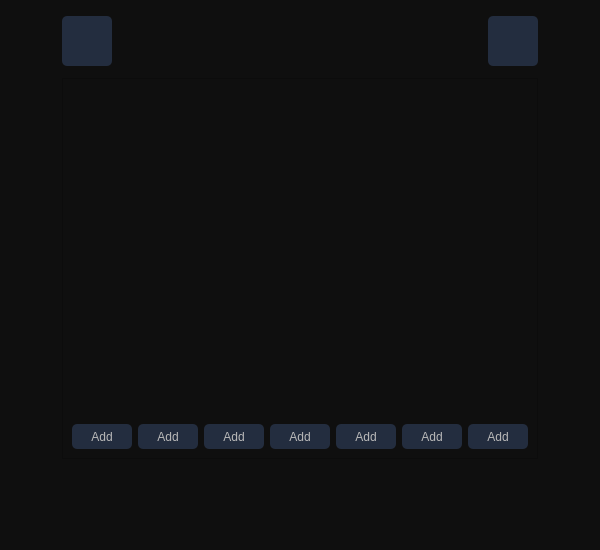
Qt form forms/Connect4.ui (SayedReda1/TicTacToeGames) before a commit.
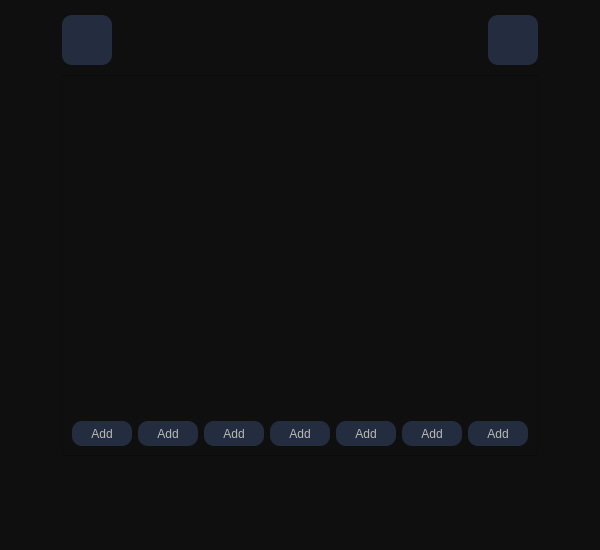
The same form after that commit. Icons and pictures are not drawn.

```diff
--- a/forms/Connect4.ui
+++ b/forms/Connect4.ui
@@ -22,8 +22,7 @@
 }
 QPushButton {
 	color: rgb(185, 185, 185);
-	border-radius: 5px;
-	
+	border-radius: 10px;
 	background-color: #232D3F;
 }
 
@@ -33,7 +32,6 @@
 
 QLabel {
 	color: rgb(209, 209, 209);
-	font: 12pt &quot;Comic Sans MS&quot;;
 }</string>
   </property>
   <layout class="QGridLayout" name="gridLayout_2" rowstretch="3,0,0,1,0,2">
@@ -1332,6 +1330,13 @@
    </item>
    <item row="4" column="6" colspan="2">
     <widget class="QLabel" name="player2Label">
+     <property name="font">
+      <font>
+       <family>Comic Sans MS</family>
+       <pointsize>12</pointsize>
+       <bold>true</bold>
+      </font>
+     </property>
      <property name="text">
       <string/>
      </property>
@@ -1393,6 +1398,13 @@
    </item>
    <item row="4" column="1" colspan="2">
     <widget class="QLabel" name="player1Label">
+     <property name="font">
+      <font>
+       <family>Comic Sans MS</family>
+       <pointsize>12</pointsize>
+       <bold>true</bold>
+      </font>
+     </property>
      <property name="text">
       <string/>
      </property>
```
